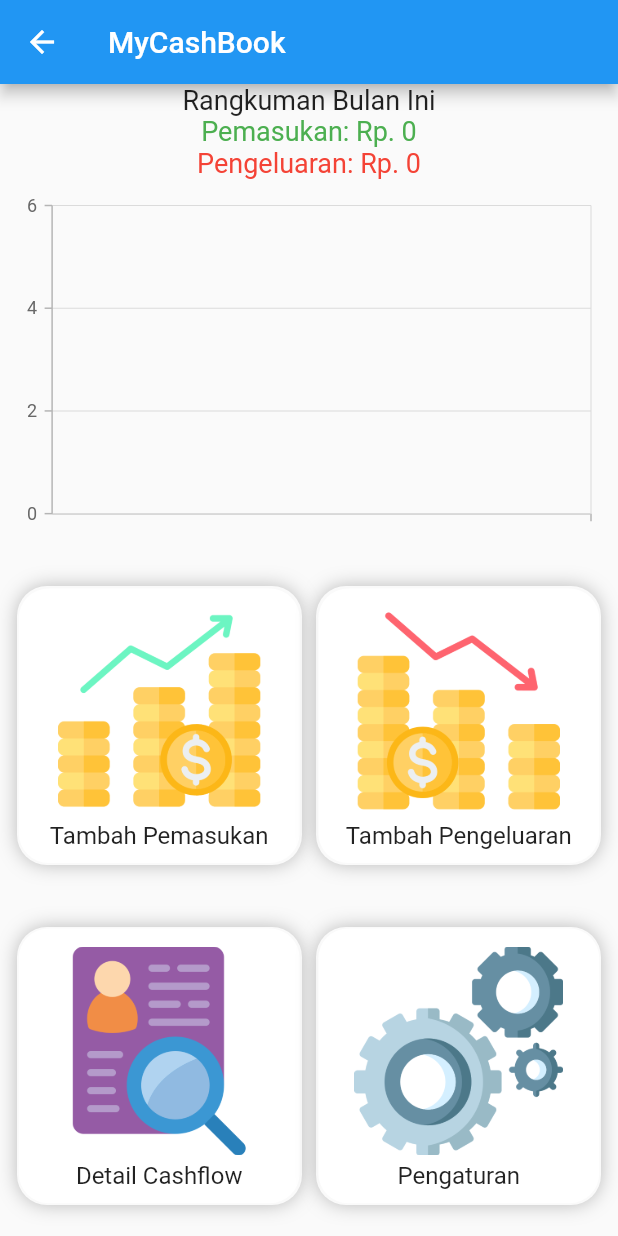
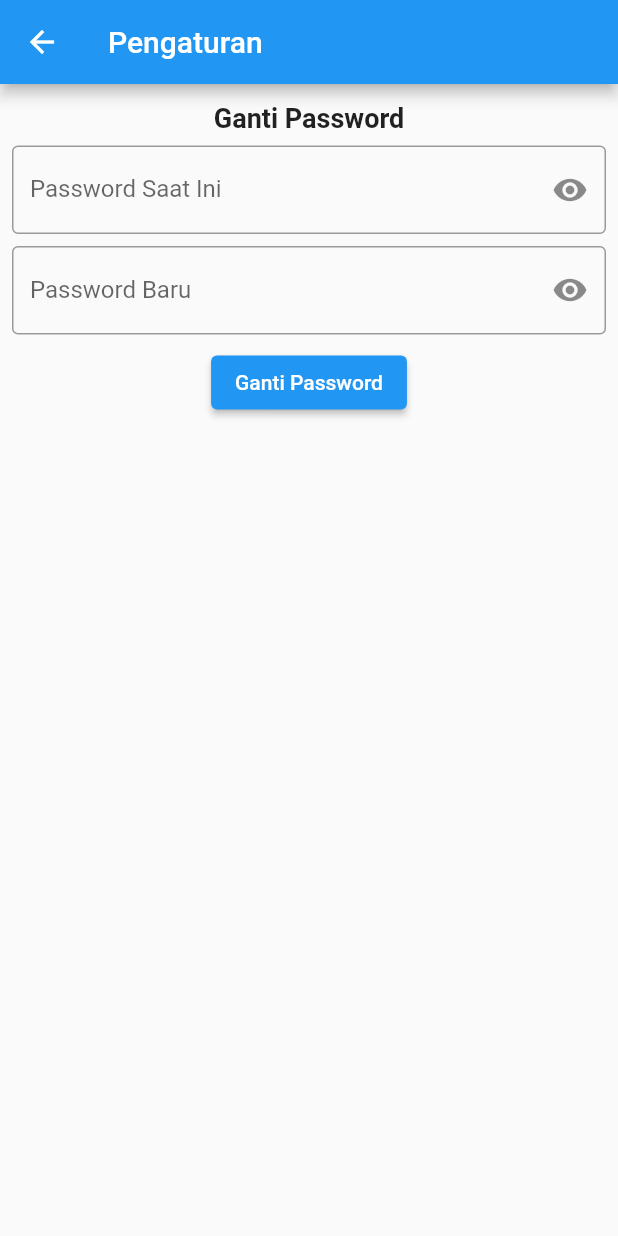
Before and after one commit to rizkyputrapb/MyCashApp, a Flutter app: the HomeScreen screen opened by its route, after a tap on "Pengaturan", on a phone screen of 412 x 824 dp. Run offline on Flutter 3.47's test engine with Material 2 defaults, Android fonts, the light colour scheme and no system bars; drawn by our look-alikes of auto_size_text; our stand-ins replace another_flushbar, sqflite, syncfusion_flutter_charts; accounts and stored records are empty.

Commit message:
update password, minor chart fixes

```diff
--- a/lib/main.dart
+++ b/lib/main.dart
@@ -3,11 +3,13 @@ import 'package:bkn_sertifikasi/provider/expenses_provider.dart';
 import 'package:bkn_sertifikasi/provider/home_provider.dart';
 import 'package:bkn_sertifikasi/provider/income_provider.dart';
 import 'package:bkn_sertifikasi/provider/login_provider.dart';
+import 'package:bkn_sertifikasi/provider/settings_provider.dart';
 import 'package:bkn_sertifikasi/screen/detail/cashflowdetail_screen.dart';
 import 'package:bkn_sertifikasi/screen/expenses/expenses_screen.dart';
 import 'package:bkn_sertifikasi/screen/home/home_screen.dart';
 import 'package:bkn_sertifikasi/screen/income/income_screen.dart';
 import 'package:bkn_sertifikasi/screen/login/login_screen.dart';
+import 'package:bkn_sertifikasi/screen/settings/settings_screen.dart';
 import 'package:bkn_sertifikasi/util/db_helper.dart';
 import 'package:flutter/material.dart';
 import 'package:provider/provider.dart';
@@ -45,6 +47,7 @@ class _MyAppState extends State<MyApp> {
         ChangeNotifierProvider(create: (_) => HomeProvider(dbHelper: dbHandler)),
         ChangeNotifierProvider(create: (_) => ExpensesProvider(dbHelper: dbHandler)),
         ChangeNotifierProvider(create: (_) => CashflowDetailProvider(dbHelper: dbHandler)),
+        ChangeNotifierProvider(create: (_) => SettingsProvider(dbHelper: dbHandler)),
       ],
       child: MaterialApp(
         title: 'MyCashApp',
@@ -58,6 +61,7 @@ class _MyAppState extends State<MyApp> {
           IncomeScreen.routeName: (context) => const IncomeScreen(),
           ExpensesScreen.routeName: (context) => const ExpensesScreen(),
           DetailCashflowScreen.routeName: (context) => const DetailCashflowScreen(),
+          SettingsScreen.routeName: (context) => const SettingsScreen(),
         },
       ),
     );
--- a/lib/model/cashflow_data.dart
+++ b/lib/model/cashflow_data.dart
@@ -1,5 +1,5 @@
 class CashflowData {
-  String date;
+  DateTime date;
   int nominal;
 
   CashflowData({required this.date, required this.nominal});
--- a/lib/provider/login_provider.dart
+++ b/lib/provider/login_provider.dart
@@ -27,6 +27,7 @@ class LoginProvider with ChangeNotifier {
   Future<dynamic> fetchUser() async {
     try {
       final user = await dbHelper.retrieveUser();
+      print(user?.toMap().toString());
       if (user != null) {
         _user = user;
         notifyListeners();
@@ -49,6 +50,7 @@ class LoginProvider with ChangeNotifier {
       final username = usernameController.text;
       final password = md5.convert(utf8.encode(passwordController.text)).toString();
       if (_user != null) {
+        print(_user?.toMap().toString());
         if (_user!.username == username && _user!.password == password) {
           print("user logged in");
           _state = ResultState.HasData;
--- /dev/null
+++ b/lib/provider/settings_provider.dart
@@ -0,0 +1,60 @@
+import 'dart:convert';
+
+import 'package:bkn_sertifikasi/model/user_model.dart';
+import 'package:crypto/crypto.dart';
+import 'package:flutter/material.dart';
+
+import '../constants/resultstate_constant.dart';
+import '../util/db_helper.dart';
+
+class SettingsProvider with ChangeNotifier {
+  late DatabaseHandler dbHelper;
+
+  SettingsProvider({required this.dbHelper});
+
+  TextEditingController currentPassController = TextEditingController();
+  TextEditingController newPassController = TextEditingController();
+  ResultState? _state;
+  String? _message;
+
+  ResultState? get state => _state;
+
+  String? get message => _message;
+
+  Future<dynamic> changePassword() async {
+    try {
+      final user = await dbHelper.retrieveUser();
+      if (user != null) {
+        print(user.password);
+        print(md5.convert(utf8.encode(currentPassController.text)).toString());
+        if (user.password == md5.convert(utf8.encode(currentPassController.text)).toString()) {
+          final result =
+              await dbHelper.updateUser(User(id: 1, username: "user", password: md5.convert(utf8.encode(newPassController.text)).toString()));
+          if (result != null) {
+            _state = ResultState.HasData;
+            notifyListeners();
+            return result;
+          } else {
+            _state = ResultState.Error;
+            notifyListeners();
+            return _message = "Error dalam mengganti password";
+          }
+        } else {
+          _state = ResultState.Error;
+          notifyListeners();
+          return _message = "Password salah";
+        }
+      } else {
+        _state = ResultState.Error;
+        notifyListeners();
+        return _message = "Error dalam mengganti password";
+      }
+    } catch (e, stacktrace) {
+      print(e);
+      print(stacktrace);
+      _state = ResultState.Error;
+      notifyListeners();
+      return _message = "Error dalam mengganti password";
+    }
+  }
+}
--- a/lib/screen/home/home_screen.dart
+++ b/lib/screen/home/home_screen.dart
@@ -5,6 +5,7 @@ import 'package:bkn_sertifikasi/provider/home_provider.dart';
 import 'package:bkn_sertifikasi/screen/detail/cashflowdetail_screen.dart';
 import 'package:bkn_sertifikasi/screen/expenses/expenses_screen.dart';
 import 'package:bkn_sertifikasi/screen/income/income_screen.dart';
+import 'package:bkn_sertifikasi/screen/settings/settings_screen.dart';
 import 'package:flutter/material.dart';
 import 'package:intl/intl.dart';
 import 'package:provider/provider.dart';
@@ -29,6 +30,7 @@ class _HomeScreenState extends State<HomeScreen> {
       s ??= "0";
       return NumberFormat.decimalPattern('id').format(int.parse(s));
     }
+
     return Scaffold(
       appBar: AppBar(
         title: const Text("MyCashBook"),
@@ -67,31 +69,63 @@ class _HomeScreenState extends State<HomeScreen> {
                     provider.getIncomeList().then((value) {
                       if (provider.state == ResultState.HasData) {
                         incomeSpots = provider.incomeList!.map((e) {
-                          return CashflowData(date: e!.date, nominal: e.nominal);
+                          return CashflowData(
+                              date: DateTime(
+                                DateTime.fromMillisecondsSinceEpoch(e!.timestamp).year,
+                                DateTime.fromMillisecondsSinceEpoch(e.timestamp).month,
+                                DateTime.fromMillisecondsSinceEpoch(e.timestamp).day,
+                              ),
+                              nominal: e.nominal);
                         }).toList();
                       }
                     });
                     provider.getExpenseList().then((value) {
                       if (provider.state == ResultState.HasData) {
                         expenseSpots = provider.expenseList!.map((e) {
-                          return CashflowData(date: e!.date, nominal: e.nominal);
+                          print("datetime = ${DateTime(
+                            DateTime.fromMillisecondsSinceEpoch(e!.timestamp).year,
+                            DateTime.fromMillisecondsSinceEpoch(e.timestamp).month,
+                            DateTime.fromMillisecondsSinceEpoch(e.timestamp).day,
+                          ).toString()}");
+                          return CashflowData(
+                              date: DateTime(
+                                DateTime.fromMillisecondsSinceEpoch(e.timestamp).year,
+                                DateTime.fromMillisecondsSinceEpoch(e.timestamp).month,
+                                DateTime.fromMillisecondsSinceEpoch(e.timestamp).day,
+                              ),
+                              nominal: e.nominal);
                         }).toList();
                       }
                     });
                     return SizedBox(
                       height: MediaQuery.of(context).size.height / 3.5,
                       child: SfCartesianChart(
-                        primaryXAxis: CategoryAxis(),
-                        tooltipBehavior: TooltipBehavior(
-                          decimalPlaces: 3
+                        primaryXAxis: DateTimeAxis(
+                          intervalType: DateTimeIntervalType.days,
+                          interval: 1,
+                          axisLine: const AxisLine(
+                              width: 1
+                          ),
+                          majorGridLines: const MajorGridLines(
+                            width: 0
+                          ),
                         ),
-                        series: <SplineSeries<CashflowData, String>>[
-                          SplineSeries<CashflowData, String>(
+                        primaryYAxis: NumericAxis(
+                          numberFormat: NumberFormat.compactSimpleCurrency(locale: 'id'),
+                          axisLine: const AxisLine(
+                            width: 1
+                          ),
+                          majorGridLines: const MajorGridLines(
+                              width: 0
+                          ),
+                        ),
+                        series: <SplineSeries<CashflowData, DateTime>>[
+                          SplineSeries<CashflowData, DateTime>(
                               color: Colors.green,
                               dataSource: incomeSpots,
                               xValueMapper: (CashflowData cashflow, _) => cashflow.date,
                               yValueMapper: (CashflowData cashflow, _) => cashflow.nominal),
-                          SplineSeries<CashflowData, String>(
+                          SplineSeries<CashflowData, DateTime>(
                               color: Colors.red,
                               dataSource: expenseSpots,
                               xValueMapper: (CashflowData cashflow, _) => cashflow.date,
@@ -142,7 +176,9 @@ class _HomeScreenState extends State<HomeScreen> {
                       context,
                       "Pengaturan",
                       "assets/img/img_settings.webp",
-                      () {},
+                      () {
+                        Navigator.pushNamed(context, SettingsScreen.routeName);
+                      },
                     ),
                   ],
                 ),
--- /dev/null
+++ b/lib/screen/settings/settings_screen.dart
@@ -0,0 +1,117 @@
+import 'package:another_flushbar/flushbar.dart';
+import 'package:bkn_sertifikasi/constants/resultstate_constant.dart';
+import 'package:bkn_sertifikasi/provider/settings_provider.dart';
+import 'package:flutter/material.dart';
+import 'package:provider/provider.dart';
+
+class SettingsScreen extends StatefulWidget {
+  const SettingsScreen({Key? key}) : super(key: key);
+
+  static const routeName = '/settings';
+
+  @override
+  State<SettingsScreen> createState() => _SettingsScreenState();
+}
+
+class _SettingsScreenState extends State<SettingsScreen> {
+  bool isHideCurrentPass = true;
+  bool isHideNewPass = true;
+  late SettingsProvider provider;
+
+  @override
+  void initState() {
+    provider = Provider.of<SettingsProvider>(context, listen: false);
+    super.initState();
+  }
+
+  @override
+  Widget build(BuildContext context) {
+    return Scaffold(
+      appBar: AppBar(
+        title: const Text("Pengaturan"),
+      ),
+      body: SafeArea(
+        child: Padding(
+          padding: const EdgeInsets.all(8.0),
+          child: Column(
+            mainAxisAlignment: MainAxisAlignment.spaceBetween,
+            children: [
+              Column(
+                children: [
+                  const Padding(
+                    padding: EdgeInsets.symmetric(vertical: 4),
+                    child: Text(
+                      "Ganti Password",
+                      style: TextStyle(
+                        fontWeight: FontWeight.bold,
+                        fontSize: 18,
+                      ),
+                    ),
+                  ),
+                  Padding(
+                    padding: const EdgeInsets.symmetric(vertical: 4),
+                    child: TextFormField(
+                      controller: provider.currentPassController,
+                      obscureText: isHideCurrentPass,
+                      decoration: InputDecoration(
+                          labelText: "Password Saat Ini",
+                          border: const OutlineInputBorder(),
+                          suffixIcon: IconButton(
+                              onPressed: () {
+                                setState(() {
+                                  isHideCurrentPass = !isHideCurrentPass;
+                                });
+                              },
+                              icon: isHideCurrentPass == true ? const Icon(Icons.visibility) : const Icon(Icons.visibility_off))),
+                    ),
+                  ),
+                  Padding(
+                    padding: const EdgeInsets.symmetric(vertical: 4),
+                    child: TextFormField(
+                      controller: provider.newPassController,
+                      obscureText: isHideNewPass,
+                      decoration: InputDecoration(
+                          labelText: "Password Baru",
+                          border: const OutlineInputBorder(),
+                          suffixIcon: IconButton(
+                              onPressed: () {
+                                setState(() {
+                                  isHideNewPass = !isHideNewPass;
+                                });
+                              },
+                              icon: isHideNewPass == true ? const Icon(Icons.visibility) : const Icon(Icons.visibility_off))),
+                    ),
+                  ),
+                  Padding(
+                    padding: const EdgeInsets.symmetric(vertical: 4),
+                    child: ElevatedButton(
+                      onPressed: () {
+                        provider.changePassword().then((value) {
+                          if (provider.state == ResultState.HasData) {
+                            Flushbar(
+                              title: "Success!",
+                              message: "Password telah diganti",
+                              duration: const Duration(seconds: 3),
+                            ).show(context);
+                          } else {
+                            Flushbar(
+                              title: "Error",
+                              message: provider.message,
+                              duration: const Duration(seconds: 3),
+                              backgroundColor: Colors.red.withOpacity(0.5),
+                            ).show(context);
+                          }
+                        });
+                      },
+                      child: const Text("Ganti Password"),
+                    ),
+                  )
+                ],
+              )
+            ],
+          ),
+        ),
+      ),
+    );
+  }
+}
```
Also changed, not shown: lib/screen/login/login_screen.dart (+12 -4 lines), lib/util/db_helper.dart (+7 -2 lines).
